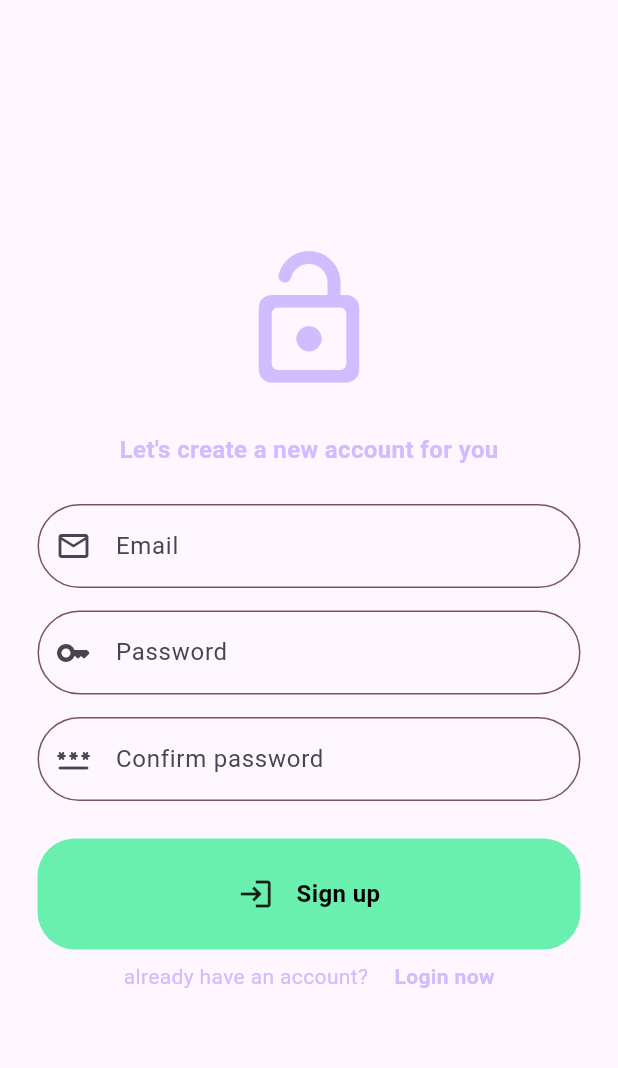
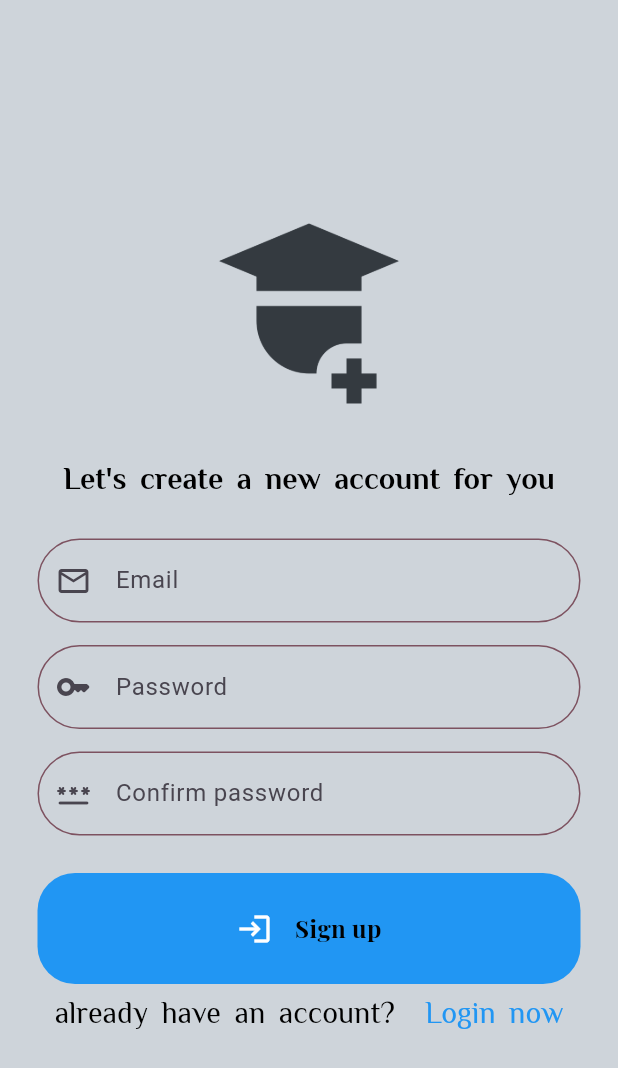
Before and after one commit to Gehad-Elsady/collegehub, a Flutter app: the screen it shows after launch, after a tap on "Register now", on a phone screen of 412 x 824 dp. Shown: the top 1068 px of the screen. Run offline on Flutter 3.47's test engine with Material 3 defaults, Android fonts, the phone set to English and light mode, and no system bars; our stand-ins replace cloud_firestore, easy_localization, firebase_auth, firebase_core, google_fonts; accounts and stored records are empty; network calls fail.

Commit message:
add app color & theming add profile data to firebase

```diff
--- a/lib/Auth/login_page.dart
+++ b/lib/Auth/login_page.dart
@@ -43,28 +43,25 @@ class _LoginPageState extends State<LoginPage> {
   @override
   Widget build(BuildContext context) {
     return Scaffold(
-      backgroundColor: Theme.of(context).colorScheme.background,
+      backgroundColor: Color(0xffFCED4DA),
       body: Center(
+        child: SingleChildScrollView(
           child: Column(
-          mainAxisAlignment: MainAxisAlignment.center,
+            crossAxisAlignment: CrossAxisAlignment.stretch,
+            mainAxisAlignment: MainAxisAlignment.start,
             children: [
-            // logo
-            Icon(
-              Icons.lock_open_rounded,
-              size: 100,
-              color: Theme.of(context).colorScheme.inversePrimary,
+              ImageIcon(
+                AssetImage("assets/images/login-logo.png"),
+                size: 400,
+                color: Color(0xff495057),
               ),
-            SizedBox(
-              height: 25,
-            ),
-            //massege
               Text(
+                textAlign: TextAlign.center,
                 "login-title".tr(),
-              style: TextStyle(
-                fontSize: 16,
-                color: Theme.of(context).colorScheme.inversePrimary,
-                fontWeight: FontWeight.bold,
-              ),
+                style: Theme.of(context)
+                    .textTheme
+                    .headlineLarge
+                    ?.copyWith(color: Colors.black),
               ),
               SizedBox(
                 height: 25,
@@ -86,17 +83,20 @@ class _LoginPageState extends State<LoginPage> {
                 children: [
                   Text(
                     "not-m".tr(),
-                  style: TextStyle(
-                      color: Theme.of(context).colorScheme.inversePrimary),
+                    style: Theme.of(context)
+                        .textTheme
+                        .headlineMedium
+                        ?.copyWith(color: Colors.black),
                   ),
                   SizedBox(width: 10),
                   GestureDetector(
                     onTap: widget.ontap,
                     child: Text(
                       "register-now".tr(),
-                    style: TextStyle(
-                        color: Theme.of(context).colorScheme.inversePrimary,
-                        fontWeight: FontWeight.bold),
+                      style: Theme.of(context)
+                          .textTheme
+                          .headlineMedium
+                          ?.copyWith(color: Colors.blue),
                     ),
                   ),
                 ],
@@ -104,6 +104,7 @@ class _LoginPageState extends State<LoginPage> {
             ],
           ),
         ),
+      ),
     );
   }
 }
--- a/lib/Auth/register_page.dart
+++ b/lib/Auth/register_page.dart
@@ -51,27 +51,26 @@ class _RegisterPageState extends State<RegisterPage> {
   @override
   Widget build(BuildContext context) {
     return Scaffold(
-      backgroundColor: Theme.of(context).colorScheme.background,
+      backgroundColor: Color(0xffFCED4DA),
       body: Center(
         child: SingleChildScrollView(
           child: Column(
             mainAxisAlignment: MainAxisAlignment.center,
             children: [
               // logo
-              Icon(
-                Icons.lock_open_rounded,
-                size: 100,
-                color: Theme.of(context).colorScheme.inversePrimary,
+              ImageIcon(
+                AssetImage("assets/images/student.png"),
+                color: Color(0xff343A40),
+                size: 150,
               ),
               SizedBox(height: 25),
               // message
               Text(
                 "sign-up-title".tr(),
-                style: TextStyle(
-                  fontSize: 16,
-                  color: Theme.of(context).colorScheme.inversePrimary,
-                  fontWeight: FontWeight.bold,
-                ),
+                style: Theme.of(context)
+                    .textTheme
+                    .headlineLarge
+                    ?.copyWith(color: Colors.black, fontSize: 20),
               ),
               SizedBox(height: 25),
               // email
@@ -107,19 +106,20 @@ class _RegisterPageState extends State<RegisterPage> {
                 children: [
                   Text(
                     "have-account".tr(),
-                    style: TextStyle(
-                      color: Theme.of(context).colorScheme.inversePrimary,
-                    ),
+                    style: Theme.of(context)
+                        .textTheme
+                        .headlineMedium
+                        ?.copyWith(color: Colors.black),
                   ),
                   SizedBox(width: 10),
                   GestureDetector(
                     onTap: widget.onTap,
                     child: Text(
                       "login-now".tr(),
-                      style: TextStyle(
-                        color: Theme.of(context).colorScheme.inversePrimary,
-                        fontWeight: FontWeight.bold,
-                      ),
+                      style: Theme.of(context)
+                          .textTheme
+                          .headlineMedium
+                          ?.copyWith(color: Colors.blue),
                     ),
                   ),
                 ],
--- a/lib/Components/my_button.dart
+++ b/lib/Components/my_button.dart
@@ -22,7 +22,7 @@ class MyButton extends StatelessWidget {
         padding: const EdgeInsets.all(25),
         margin: const EdgeInsets.symmetric(horizontal: 25),
         decoration: BoxDecoration(
-            color: Colors.greenAccent, borderRadius: BorderRadius.circular(25)),
+            color: Colors.blue, borderRadius: BorderRadius.circular(25)),
         child: Row(
           mainAxisAlignment: MainAxisAlignment.center,
           children: [
--- a/lib/main.dart
+++ b/lib/main.dart
@@ -1,11 +1,14 @@
 import 'package:collegehub/Auth/auth-fire/auth-gete.dart';
 import 'package:collegehub/firebase_options.dart';
+import 'package:collegehub/providers/userprofile_provider.dart';
 import 'package:collegehub/screens/college-screen.dart';
 import 'package:collegehub/screens/home-screen.dart';
 import 'package:collegehub/screens/message-screen.dart';
+import 'package:collegehub/theme/AppTheming.dart';
 import 'package:easy_localization/easy_localization.dart';
 import 'package:firebase_core/firebase_core.dart';
 import 'package:flutter/material.dart';
+import 'package:provider/provider.dart';
 
 void main() async {
   WidgetsFlutterBinding.ensureInitialized();
@@ -22,7 +25,9 @@ void main() async {
       path: 'assets/translations',
       saveLocale: true,
       startLocale: const Locale("en"),
-      child: const MyApp()));
+      child: MultiProvider(providers: [
+        ChangeNotifierProvider(create: (_) => UserProfileProvider()),
+      ], child: const MyApp())));
 }
 
 class MyApp extends StatelessWidget {
@@ -36,6 +41,9 @@ class MyApp extends StatelessWidget {
         supportedLocales: context.supportedLocales,
         locale: context.locale,
         debugShowCheckedModeBanner: false,
+        themeMode: ThemeMode.light,
+        theme: AppTheming.LightTheme,
+        darkTheme: AppTheming.DarckTheme,
         initialRoute: AuthGete.routName,
         routes: {
           HomeScreen.routeName: (context) => const HomeScreen(),
--- a/lib/model-sheets/college-model-sheet.dart
+++ b/lib/model-sheets/college-model-sheet.dart
@@ -33,7 +33,7 @@ class CollegeModelSheet extends StatelessWidget {
                   suffixIcon: ImageIcon(
                     AssetImage("assets/images/school.png"),
                     size: 10,
-                    color: Colors.blue,
+                    color: Colors.black,
                   ),
                 ),
               ),
@@ -192,7 +192,7 @@ class CollegeModelSheet extends StatelessWidget {
                   suffixIcon: Icon(
                     Icons.phone_android_rounded,
                     size: 30,
-                    color: Colors.blue,
+                    color: Colors.black,
                   ),
                 ),
               ),
@@ -210,7 +210,7 @@ class CollegeModelSheet extends StatelessWidget {
                   suffixIcon: Icon(
                     Icons.abc_outlined,
                     size: 30,
-                    color: Colors.blue,
+                    color: Colors.black,
                   ),
                 ),
               ),
--- a/lib/model-sheets/language_bottomsheet.dart
+++ b/lib/model-sheets/language_bottomsheet.dart
@@ -40,13 +40,14 @@ class LanguageBottomSheet extends StatelessWidget {
                   "english".tr(),
                   style: Theme.of(context)
                       .textTheme
-                      .bodyMedium
+                      .headlineMedium
                       ?.copyWith(color: Colors.black),
                 ),
                 currentLocale == Locale('en')
                     ? Icon(
                         Icons.done,
                         size: 35,
+                        color: Colors.black,
                       )
                     : SizedBox()
               ],
@@ -65,12 +66,13 @@ class LanguageBottomSheet extends StatelessWidget {
                 Text("arabic".tr(),
                     style: Theme.of(context)
                         .textTheme
-                        .bodyMedium
+                        .headlineMedium
                         ?.copyWith(color: Colors.black)),
                 currentLocale != Locale('en')
                     ? Icon(
                         Icons.done,
                         size: 35,
+                        color: Colors.black,
                       )
                     : SizedBox()
               ],
--- /dev/null
+++ b/lib/theme/AppTheming.dart
@@ -0,0 +1,114 @@
+import 'package:collegehub/theme/Appcolors.dart';
+import 'package:flutter/material.dart';
+import 'package:google_fonts/google_fonts.dart';
+
+class AppTheming {
+  static ThemeData LightTheme = ThemeData(
+    cardTheme: CardTheme(
+      color: AppColor.HomeTap,
+      shape: OutlineInputBorder(borderRadius: BorderRadius.circular(14)),
+    ),
+    appBarTheme: AppBarTheme(
+      backgroundColor: AppColor.AppBarColor,
+      centerTitle: true,
+      titleTextStyle: GoogleFonts.lemonada(
+        fontWeight: FontWeight.bold,
+        fontSize: 30,
+        color: Colors.white,
+      ),
+    ),
+    scaffoldBackgroundColor: AppColor.ScaffoldColor,
+    bottomNavigationBarTheme: BottomNavigationBarThemeData(
+      showUnselectedLabels: false,
+      showSelectedLabels: true,
+      type: BottomNavigationBarType.fixed,
+      backgroundColor: Color(0XFF212529),
+      selectedItemColor: Colors.yellow,
+      unselectedItemColor: Colors.white,
+    ),
+    textTheme: TextTheme(
+      bodyMedium: GoogleFonts.playfairDisplay(
+        fontSize: 30,
+        fontWeight: FontWeight.bold,
+        color: Colors.black87,
+      ),
+      headlineLarge: GoogleFonts.elMessiri(
+          fontSize: 25,
+          wordSpacing: 4,
+          fontWeight: FontWeight.bold,
+          color: AppColor.whiteColor),
+      headlineMedium: GoogleFonts.elMessiri(
+          fontSize: 20,
+          wordSpacing: 4,
+          fontWeight: FontWeight.w400,
+          color: AppColor.whiteColor),
+      headlineSmall: GoogleFonts.elMessiri(
+          fontSize: 15,
+          wordSpacing: 4,
+          fontWeight: FontWeight.w400,
+          color: AppColor.whiteColor),
+      labelLarge: GoogleFonts.elMessiri(
+          fontSize: 30,
+          wordSpacing: 4,
+          fontWeight: FontWeight.bold,
+          color: AppColor.whiteColor),
+    ),
+    // dividerTheme:
+    //     DividerThemeData(color: AppColor.PraimaryColor, thickness: 3),
+    iconTheme: IconThemeData(
+      color: AppColor.whiteColor,
+    ),
+    brightness: Brightness.light,
+  );
+
+  static ThemeData DarckTheme = ThemeData(
+      appBarTheme: AppBarTheme(
+        backgroundColor: Colors.transparent,
+        centerTitle: true,
+        titleTextStyle: GoogleFonts.elMessiri(
+            fontSize: 30,
+            fontWeight: FontWeight.bold,
+            color: AppColor.whiteColor),
+      ),
+      scaffoldBackgroundColor: Colors.transparent,
+      bottomNavigationBarTheme: BottomNavigationBarThemeData(
+        showUnselectedLabels: false,
+        showSelectedLabels: true,
+        type: BottomNavigationBarType.fixed,
+        // backgroundColor: AppColor.DarchPraimaryColor,
+        selectedItemColor: AppColor.YalowwColor,
+        unselectedItemColor: AppColor.whiteColor,
+      ),
+      // textTheme: TextTheme(
+      //   headlineLarge: GoogleFonts.elMessiri(
+      //       fontSize: 30,
+      //       wordSpacing: 4,
+      //       fontWeight: FontWeight.bold,
+      //       color: AppColor.whiteColor),
+      //   headlineMedium: GoogleFonts.elMessiri(
+      //       fontSize: 25,
+      //       wordSpacing: 4,
+      //       fontWeight: FontWeight.w400,
+      //       color: AppColor.YalowwColor),
+      //   headlineSmall: GoogleFonts.elMessiri(
+      //       fontSize: 25, wordSpacing: 4, color: AppColor.whiteColor),
+      //   labelLarge: GoogleFonts.elMessiri(
+      //       fontSize: 30,
+      //       wordSpacing: 4,
+      //       fontWeight: FontWeight.bold,
+      //       color: AppColor.BlackColor),
+      //   labelMedium: GoogleFonts.elMessiri(
+      //       fontSize: 30,
+      //       wordSpacing: 4,
+      //       fontWeight: FontWeight.bold,
+      //       color: AppColor.whiteColor),
+      // ),
+      // dividerTheme: DividerThemeData(color: AppColor.YalowwColor, thickness: 3),
+      // iconTheme: IconThemeData(
+      //   color: AppColor.YalowwColor,
+      // ),
+      // cardTheme: CardTheme(
+      //   color: AppColor.DarchPraimaryColor,
+      // ),
+      brightness: Brightness.dark);
+}
--- /dev/null
+++ b/lib/theme/Appcolors.dart
@@ -0,0 +1,10 @@
+import 'package:flutter/material.dart';
+
+class AppColor {
+  static Color ScaffoldColor = const Color(0XFFADB5BD);
+  static Color AppBarColor = const Color(0xff343A40);
+  static Color ButtonColor = const Color(0XFF212529);
+  static Color YalowwColor = const Color(0xffFACC1D);
+  static Color whiteColor = const Color(0xffffffff);
+  static Color HomeTap = const Color(0xffF8F9FA).withOpacity(.5);
+}
--- a/pubspec.yaml
+++ b/pubspec.yaml
@@ -40,6 +40,8 @@ dependencies:
   easy_localization: ^3.0.7
   firebase_core: ^2.24.2
   firebase_auth: ^4.16.0
+  cloud_firestore: ^4.14.0
+  provider: ^6.1.2
 
 dev_dependencies:
   flutter_test:
```
Also changed, not shown: lib/items/college-items.dart (+10 -11 lines), lib/items/message-items.dart (+12 -7 lines), lib/models/user_model.dart (added, +45 -0 lines), lib/providers/userprofile_provider.dart (added, +115 -0 lines), lib/screens/home-screen.dart (+2 -16 lines), lib/tabs/home-tab.dart (+2 -10 lines), lib/tabs/message-tab.dart (+10 -1 lines), lib/tabs/profile-tab.dart (+88 -11 lines), lib/tabs/setting-tab.dart (+13 -7 lines), assets/images/login-logo.png (added), assets/images/student.png (added), pubspec.lock, 21 other files. Lines whose indentation alone changed are shown as unchanged.
